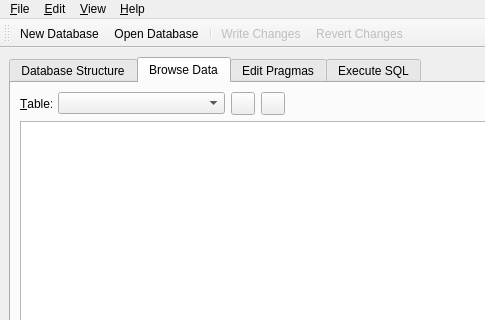
First picture: the form in src/MainWindow.ui, repository sqlitebrowser/sqlitebrowser, before the edit; both pictures show x 0 to 485 and y 0 to 320 of the 1037 by 630 pixel window.
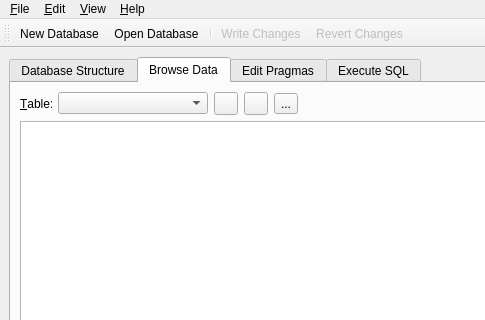
Second picture: the form after the edit. The open tabs and pages were chosen to show the change. Icons and pictures are not drawn. Custom widgets are drawn as their Qt base class.

Commit message:
Save current filter, sort column and display formats as a new view
A new button is added to the Browse Data tab for saving the current display
of the table (current filter, sort column and display formats) as a new
view. This allows (specially for non advanced users) the creation of simple
views. It can be seen, either as a way of storing the current
filtering or as an easy way of creating views.

This reuses the query set in sqlitetablemodel, but the column aliases when
a display format is used has been changed from col%1 to the original column
names, i.e. format(`orig`) AS `orig`.

What changed in the file:
```diff
--- a/src/MainWindow.ui
+++ b/src/MainWindow.ui
@@ -158,6 +158,20 @@
             </property>
            </widget>
           </item>
+          <item>
+           <widget class="QToolButton" name="buttonSaveFilterAsView">
+            <property name="toolTip">
+             <string>Save the current filter as a view</string>
+            </property>
+            <property name="text">
+             <string>...</string>
+            </property>
+            <property name="icon">
+             <iconset resource="icons/icons.qrc">
+              <normaloff>:/icons/save_table</normaloff>:/icons/save_table</iconset>
+            </property>
+           </widget>
+          </item>
           <item>
            <spacer name="horizontalSpacer">
             <property name="orientation">
```
Left out of the diff: 16 changed lines with no effect on the pictures. The commit also changes 4 other files.
